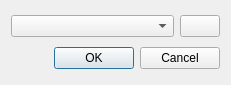
The window that papywizard/view/bluetoothChooserDialog.ui (bingostar89/Papywizard) describes before a commit, drawn with Qt 5.
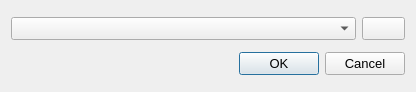
The same window after the commit. Icons and pictures are not drawn.

The edit to the form file:
```diff
--- a/papywizard/view/bluetoothChooserDialog.ui
+++ b/papywizard/view/bluetoothChooserDialog.ui
@@ -5,8 +5,8 @@
    <rect>
     <x>0</x>
     <y>0</y>
-    <width>231</width>
-    <height>85</height>
+    <width>416</width>
+    <height>92</height>
    </rect>
   </property>
   <property name="windowTitle" >
@@ -23,7 +23,13 @@
    <item>
     <layout class="QHBoxLayout" name="horizontalLayout" >
      <item>
-      <widget class="QComboBox" name="bluetoothAddressComboBox" />
+      <widget class="QComboBox" name="bluetoothAddressComboBox" >
+       <property name="font" >
+        <font>
+         <pointsize>10</pointsize>
+        </font>
+       </property>
+      </widget>
      </item>
      <item>
       <widget class="QPushButton" name="refreshPushButton" >
@@ -33,6 +39,11 @@
          <verstretch>0</verstretch>
         </sizepolicy>
        </property>
+       <property name="font" >
+        <font>
+         <pointsize>10</pointsize>
+        </font>
+       </property>
        <property name="text" >
         <string/>
        </property>
@@ -46,6 +57,11 @@
    </item>
    <item>
     <widget class="QDialogButtonBox" name="buttonBox" >
+     <property name="font" >
+      <font>
+       <pointsize>10</pointsize>
+      </font>
+     </property>
      <property name="orientation" >
       <enum>Qt::Horizontal</enum>
      </property>
```
